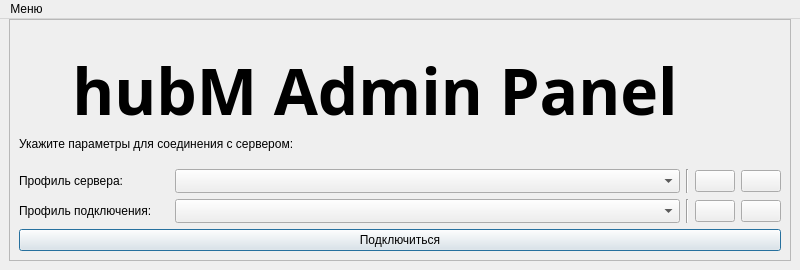
PrintLine512/hubM-Admin-Panel, file hubm_admin_panel/ui/ui_launch.ui: the form before one commit.
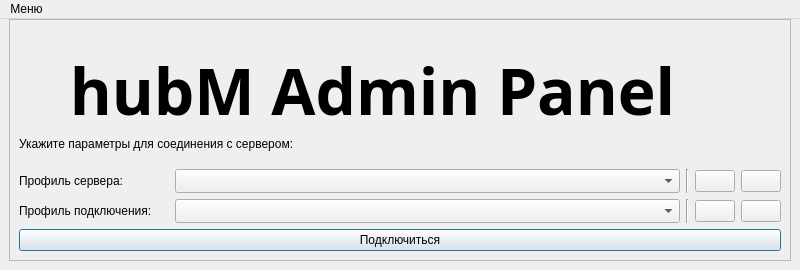
The form after the commit. Icons and pictures are not drawn.

```diff
--- a/hubm_admin_panel/ui/ui_launch.ui
+++ b/hubm_admin_panel/ui/ui_launch.ui
@@ -86,7 +86,9 @@
                </sizepolicy>
               </property>
               <property name="text">
-               <string>&lt;html&gt;&lt;head/&gt;&lt;body&gt;&lt;p&gt;Укажите параметры для соединения с сервером:&lt;/p&gt;&lt;/body&gt;&lt;/html&gt;</string>
+                                                            <string>&lt;html&gt;&lt;head/&gt;&lt;body&gt;&lt;p&gt;Укажите
+                                                                параметры для соединения с сервером:&lt;/p&gt;&lt;/body&gt;&lt;/html&gt;
+                                                            </string>
               </property>
               <property name="textFormat">
                <enum>Qt::TextFormat::RichText</enum>
@@ -121,7 +123,9 @@
                </font>
               </property>
               <property name="text">
-               <string>&lt;html&gt;&lt;head/&gt;&lt;body&gt;&lt;p&gt;&lt;span style=&quot; font-size:48pt;&quot;&gt;hubM Admin Panel&lt;/span&gt;&lt;/p&gt;&lt;/body&gt;&lt;/html&gt;</string>
+                                                            <string>&lt;html&gt;&lt;head/&gt;&lt;body&gt;&lt;p&gt;&lt;span
+                                                                style=&quot; font-size:48pt;&quot;&gt;hubM Admin Panel&lt;/span&gt;&lt;/p&gt;&lt;/body&gt;&lt;/html&gt;
+                                                            </string>
               </property>
               <property name="textFormat">
                <enum>Qt::TextFormat::MarkdownText</enum>
```
Left out of the diff: 25 changed lines with no effect on the pictures. Lines whose indentation alone changed are shown as unchanged.
